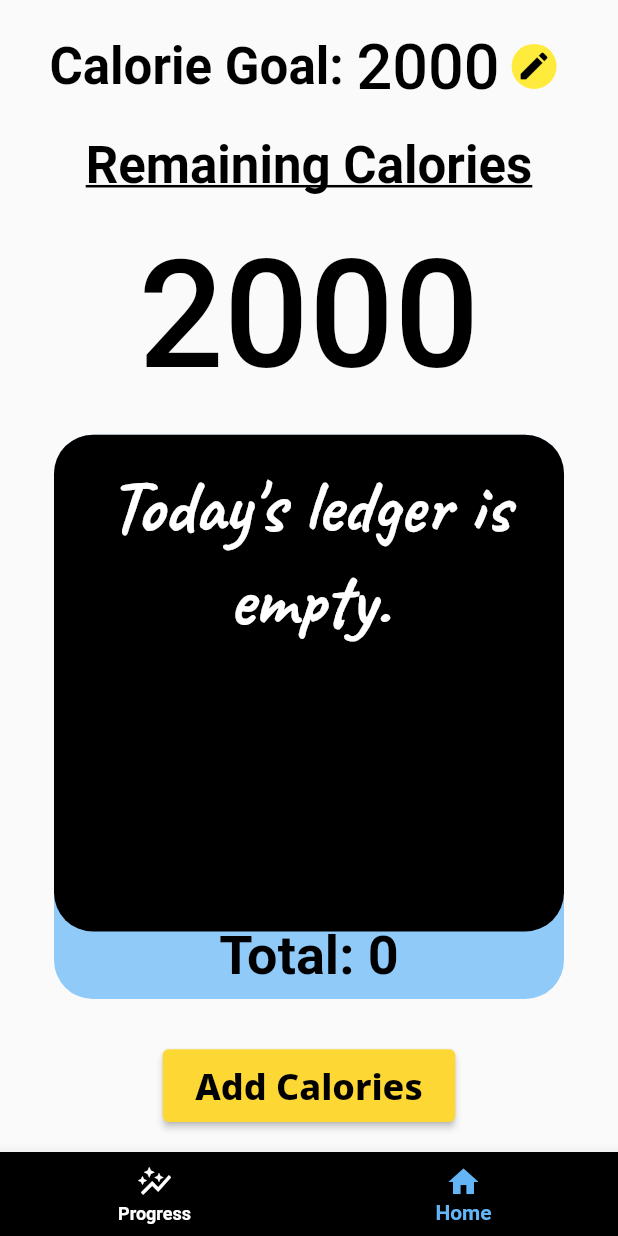
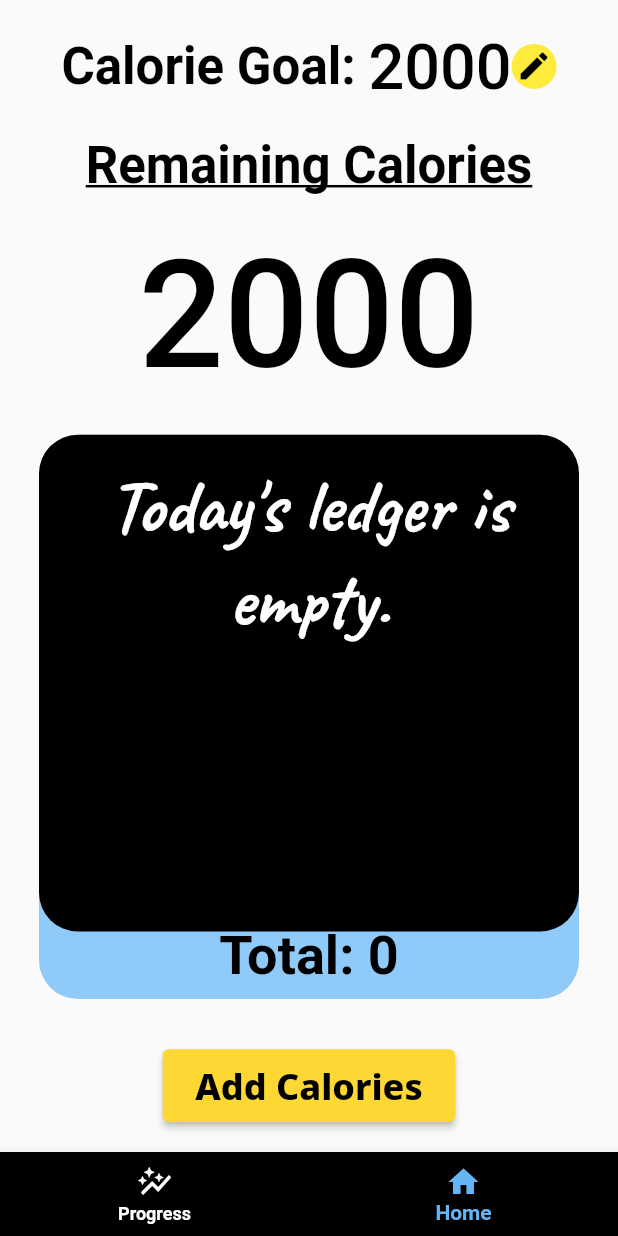
Before and after one commit to WilliamRWalsh/irl-mobile, a Flutter app: the Dashboard screen opened by its route, on a phone screen of 412 x 824 dp. Run offline on Flutter 3.47's test engine with Material 2 defaults, Android fonts, the phone set to English and light mode, and no system bars; our stand-ins replace charts_flutter, cloud_firestore, firebase_auth, firebase_core, google_fonts; missing offline and left inert: cloud_firestore_web, firebase_auth_web, firebase_core_web; accounts and stored records are empty; generated files the repository leaves out were written again; Roboto replaces fonts that are missing (Domine, Pangolin).

```diff
--- a/lib/screens/dashboard/home.dart
+++ b/lib/screens/dashboard/home.dart
@@ -17,7 +17,7 @@ class Home extends StatelessWidget {
     final int calories = caloriesListState.calorieTotal ?? 0;
     final int remainingCalories = goal - calories;
     return Padding(
-      padding: const EdgeInsets.symmetric(vertical: 20, horizontal: 20),
+      padding: const EdgeInsets.symmetric(vertical: 20, horizontal: 10),
       child: Center(
         child: Column(
           mainAxisAlignment: MainAxisAlignment.spaceBetween,
@@ -36,9 +36,7 @@ class Home extends StatelessWidget {
                     '$goal',
                     style: Theme.of(context).textTheme.bodyText1,
                   ),
-                  Padding(
-                    padding: const EdgeInsets.all(8.0),
-                    child: GestureDetector(
+                  GestureDetector(
                     onTap: () => showDialog(
                         context: context,
                         builder: (BuildContext context) {
@@ -50,7 +48,6 @@ class Home extends StatelessWidget {
                       child: Icon(
                         Icons.edit_rounded,
                         color: Colors.black,
-                        ),
                       ),
                     ),
                   )
--- a/lib/screens/dashboard/local_widgets/ledger.dart
+++ b/lib/screens/dashboard/local_widgets/ledger.dart
@@ -27,7 +27,9 @@ class Ledger extends StatelessWidget {
                   color: Colors.blue[200],
                 ),
                 child: Padding(
-                  padding: const EdgeInsets.only(bottom: 8.0),
+                  padding: const EdgeInsets.only(
+                    bottom: 8.0,
+                  ),
                   child: Align(
                     child: Text(
                       'Total: $totalCalories',
```
Lines whose indentation alone changed are shown as unchanged.
